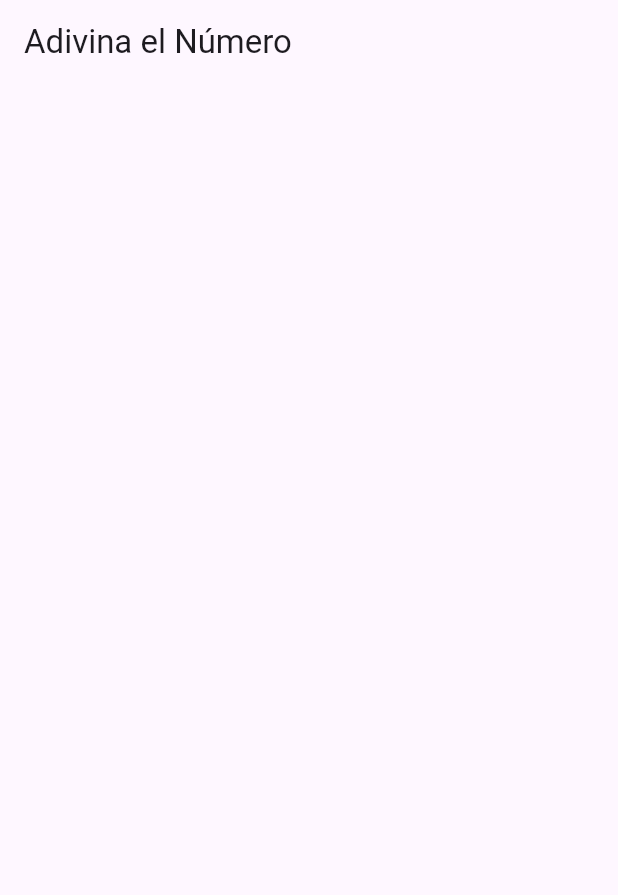
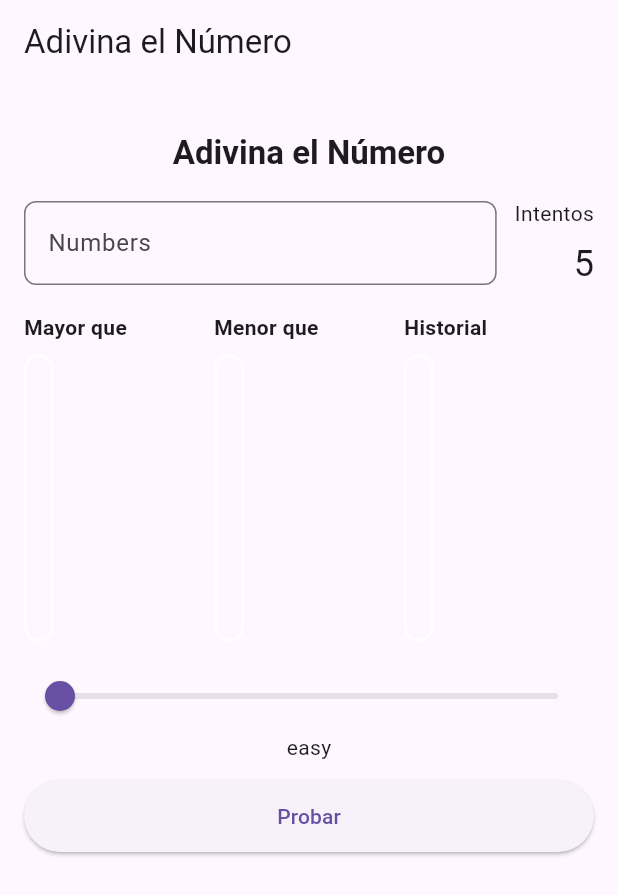
Before and after one commit to EduardoCarruci/numeroadivina, a Flutter app: the screen it shows after launch, on a phone screen of 412 x 824 dp. Shown: the top 895 px of the screen. Run offline on Flutter 3.47's test engine with Material 3 defaults, Android fonts, the light colour scheme and no system bars; our stand-ins replace equatable, flutter_bloc, get_it, go_router.

Commit message:
Widgets Basicos de interfaz

```diff
--- a/lib/features/game/game_module.dart
+++ b/lib/features/game/game_module.dart
@@ -1,7 +1,8 @@
-
 import 'package:get_it/get_it.dart';
 import 'package:numeroadivina/features/game/domain/services/number_generator.dart';
 import 'package:numeroadivina/features/game/domain/services/random_number_generator.dart';
+import 'package:numeroadivina/features/game/domain/usecases/start_game_usecase.dart';
+import 'package:numeroadivina/features/game/presentation/cubit/game_cubit.dart';
 
 void initGameModule() {
   final gi = GetIt.I;
@@ -9,10 +10,9 @@ void initGameModule() {
   // Services
   gi.registerLazySingleton<NumberGenerator>(() => RandomNumberGenerator());
 
-
   // Usecases
-
+  gi.registerLazySingleton<StartGameUseCase>(() => StartGameUseCase(gi()));
 
   // Cubit / Provider
-
+  gi.registerLazySingleton<GameCubit>(() => GameCubit(gi()));
 }
--- a/lib/features/game/presentation/pages/game_page.dart
+++ b/lib/features/game/presentation/pages/game_page.dart
@@ -1,24 +1,59 @@
+import 'package:flutter/material.dart';
+import 'package:go_router/go_router.dart';
+import '../widgets/widgets.dart';
 
-import 'package:flutter/material.dart';
-
-import 'package:go_router/go_router.dart';
-
-
-class GamePage extends StatelessWidget {
+class GamePage extends StatefulWidget {
   static const id = '/game';
   const GamePage({super.key});
 
   static void pushNavigate(BuildContext context) => context.goNamed(id);
 
+  @override
+  State<GamePage> createState() => _GamePageState();
+}
 
+class _GamePageState extends State<GamePage> {
+  final TextEditingController _controller = TextEditingController();
+  double _difficulty = 0.0;
 
   @override
   Widget build(BuildContext context) {
     return Scaffold(
-      appBar: AppBar(
-        title: const Text('Adivina el Número'),
+      appBar: AppBar(title: const Text('Adivina el Número')),
+      body: Padding(
+        padding: const EdgeInsets.all(16.0),
+        child: Column(
+          crossAxisAlignment: CrossAxisAlignment.stretch,
+          children: [
+            const GameHeader(),
+            Row(
+              children: [
+                Expanded(child: NumberInput(controller: _controller)),
+                const SizedBox(width: 12),
+                const AttemptsBadge(attempts: 5),
+              ],
+            ),
+            const SizedBox(height: 16),
+            const ThreeColumns(),
+            const SizedBox(height: 12),
+            DifficultySlider(
+              value: _difficulty,
+              onChanged: (v) => setState(() => _difficulty = v),
+              label: _difficulty < 0.5 ? 'easy' : 'hard',
+            ),
+            const SizedBox(height: 12),
+            PrimaryButton(
+              text: 'Probar',
+              onPressed: () {
+                // placeholder action
+                ScaffoldMessenger.of(context).showSnackBar(
+                  const SnackBar(content: Text('Probar pulsado')),
+                );
+              },
+            ),
+          ],
+        ),
       ),
-      body: Container(),
     );
   }
 }
--- /dev/null
+++ b/lib/features/game/presentation/widgets/attempts_badge.dart
@@ -0,0 +1,22 @@
+import 'package:flutter/material.dart';
+
+class AttemptsBadge extends StatelessWidget {
+  final int attempts;
+  final String label;
+  const AttemptsBadge({super.key, this.attempts = 0, this.label = 'Intentos'});
+
+  @override
+  Widget build(BuildContext context) {
+    return Column(
+      crossAxisAlignment: CrossAxisAlignment.end,
+      children: [
+        Text(label),
+        const SizedBox(height: 8),
+        Text(
+          attempts.toString(),
+          style: Theme.of(context).textTheme.headlineSmall,
+        ),
+      ],
+    );
+  }
+}
--- /dev/null
+++ b/lib/features/game/presentation/widgets/difficulty_slider.dart
@@ -0,0 +1,23 @@
+import 'package:flutter/material.dart';
+
+class DifficultySlider extends StatelessWidget {
+  final double value;
+  final ValueChanged<double>? onChanged;
+  final String label;
+  const DifficultySlider({super.key, this.value = 0.0, this.onChanged, this.label = 'easy'});
+
+  @override
+  Widget build(BuildContext context) {
+    return Column(
+      children: [
+        Slider(
+          value: value,
+          onChanged: onChanged ?? (_) {},
+          min: 0,
+          max: 1,
+        ),
+        Text(label),
+      ],
+    );
+  }
+}
--- /dev/null
+++ b/lib/features/game/presentation/widgets/game_header.dart
@@ -0,0 +1,21 @@
+import 'package:flutter/material.dart';
+
+class GameHeader extends StatelessWidget {
+  final String title;
+  const GameHeader({super.key, this.title = 'Adivina el Número'});
+
+  @override
+  Widget build(BuildContext context) {
+    return Padding(
+      padding: const EdgeInsets.symmetric(vertical: 16.0),
+      child: Center(
+        child: Text(
+          title,
+          style: Theme.of(context).textTheme.titleLarge?.copyWith(
+                fontWeight: FontWeight.bold,
+              ),
+        ),
+      ),
+    );
+  }
+}
--- /dev/null
+++ b/lib/features/game/presentation/widgets/number_input.dart
@@ -0,0 +1,22 @@
+import 'package:flutter/material.dart';
+
+class NumberInput extends StatelessWidget {
+  final TextEditingController? controller;
+  final String hintText;
+  const NumberInput({super.key, this.controller, this.hintText = 'Numbers'});
+
+  @override
+  Widget build(BuildContext context) {
+    return TextField(
+      controller: controller,
+      keyboardType: TextInputType.number,
+      decoration: InputDecoration(
+        hintText: hintText,
+        border: OutlineInputBorder(
+          borderRadius: BorderRadius.circular(8.0),
+        ),
+        contentPadding: const EdgeInsets.symmetric(horizontal: 12, vertical: 16),
+      ),
+    );
+  }
+}
--- /dev/null
+++ b/lib/features/game/presentation/widgets/primary_button.dart
@@ -0,0 +1,22 @@
+import 'package:flutter/material.dart';
+
+class PrimaryButton extends StatelessWidget {
+  final String text;
+  final VoidCallback? onPressed;
+  const PrimaryButton({super.key, required this.text, this.onPressed});
+
+  @override
+  Widget build(BuildContext context) {
+    return SizedBox(
+      width: double.infinity,
+      child: ElevatedButton(
+        onPressed: onPressed,
+        style: ElevatedButton.styleFrom(
+          shape: RoundedRectangleBorder(borderRadius: BorderRadius.circular(28)),
+          padding: const EdgeInsets.symmetric(vertical: 14),
+        ),
+        child: Text(text),
+      ),
+    );
+  }
+}
--- /dev/null
+++ b/lib/features/game/presentation/widgets/three_columns.dart
@@ -0,0 +1,38 @@
+import 'package:flutter/material.dart';
+
+class ThreeColumns extends StatelessWidget {
+  final List<String> titles;
+  const ThreeColumns({super.key, this.titles = const ['Mayor que', 'Menor que', 'Historial']});
+
+  Widget _card(String title) {
+    return Column(
+      crossAxisAlignment: CrossAxisAlignment.start,
+      children: [
+        Text(title, style: const TextStyle(fontWeight: FontWeight.bold)),
+        const SizedBox(height: 8),
+        Expanded(
+          child: Container(
+            decoration: BoxDecoration(
+              border: Border.all(color: Colors.white70, width: 2),
+              borderRadius: BorderRadius.circular(12),
+            ),
+            margin: const EdgeInsets.only(right: 6),
+            padding: const EdgeInsets.all(8),
+            child: const SizedBox.shrink(),
+          ),
+        ),
+      ],
+    );
+  }
+
+  @override
+  Widget build(BuildContext context) {
+    return SizedBox(
+      height: 220,
+      child: Row(
+        crossAxisAlignment: CrossAxisAlignment.start,
+        children: titles.map((t) => Expanded(child: _card(t))).toList(),
+      ),
+    );
+  }
+}
--- /dev/null
+++ b/lib/features/game/presentation/widgets/widgets.dart
@@ -0,0 +1,6 @@
+export 'game_header.dart';
+export 'number_input.dart';
+export 'attempts_badge.dart';
+export 'three_columns.dart';
+export 'difficulty_slider.dart';
+export 'primary_button.dart';
```
